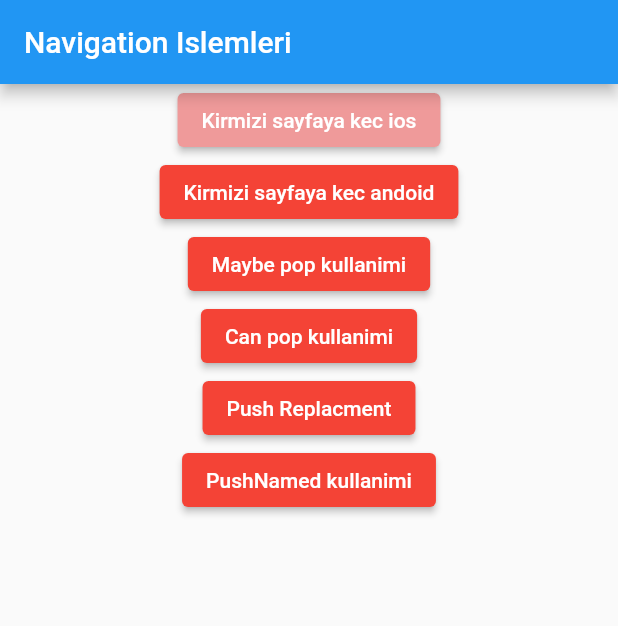
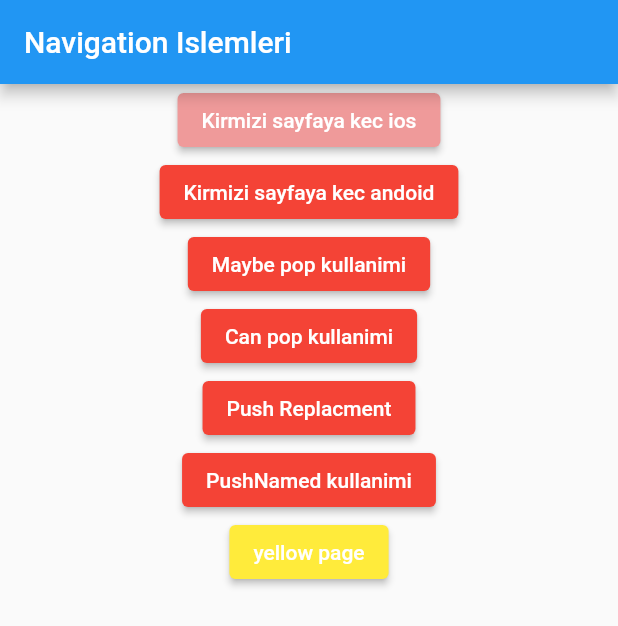
Before and after one commit to nemet92/Navigator_udemy, a Flutter app: the screen it shows after launch, on a phone screen of 412 x 824 dp. Shown: the top 626 px of the screen. Run offline on Flutter 3.47's test engine with Material 2 defaults, Android fonts, the light colour scheme and no system bars.

Commit message:
onGenerated route

```diff
--- a/lib/main.dart
+++ b/lib/main.dart
@@ -1,8 +1,8 @@
 import 'package:flutter/cupertino.dart';
 import 'package:flutter/material.dart';
 import 'package:navigation_udeny/green_page.dart';
-import 'package:navigation_udeny/orange_page.dart';
 import 'package:navigation_udeny/red_page.dart';
+import 'package:navigation_udeny/route_generator.dart';
 
 void main() {
   runApp(const MyApp());
@@ -13,20 +13,21 @@ class MyApp extends StatelessWidget {
 
   @override
   Widget build(BuildContext context) {
-    return MaterialApp(
-      routes: {
-        '/': (context) => const HomePage(),
-        'redPage': ((context) => RedPage()),
-        '/orangePage': (context) => const OrangePage()
-      },
-      //bu hisse olmayan sehife olduqda kecid edilecek
-      onUnknownRoute: ((settings) => MaterialPageRoute(
-          builder: ((context) => Scaffold(
-                appBar: AppBar(
-                  title: const Text("Error"),
-                ),
-                body: const Center(child: Text("Error 404")),
-              )))),
+    return const MaterialApp(
+      // routes: {
+      //   '/': (context) => const HomePage(),
+      //   'redPage': ((context) => RedPage()),
+      //   '/orangePage': (context) => const OrangePage()
+      // },
+      // //bu hisse olmayan sehife olduqda kecid edilecek
+      // onUnknownRoute: ((settings) => MaterialPageRoute(
+      //     builder: ((context) => Scaffold(
+      //           appBar: AppBar(
+      //             title: const Text("Error"),
+      //           ),
+      //           body: const Center(child: Text("Error 404")),
+      //         )))),
+      onGenerateRoute: RouteGenerator.routeGenerator,
       debugShowCheckedModeBanner: false,
       title: 'Navigator lesson',
       // home: const HomePage()
@@ -93,6 +94,12 @@ class HomePage extends StatelessWidget {
                   Navigator.pushNamed(context, 'redPage');
                 },
                 child: const Text("PushNamed kullanimi")),
+            ElevatedButton(
+                style: ElevatedButton.styleFrom(backgroundColor: Colors.yellow),
+                onPressed: () {
+                  Navigator.pushNamed(context, '/yellowPage');
+                },
+                child: const Text("yellow page")),
           ],
         ),
       ),
--- /dev/null
+++ b/lib/route_generator.dart
@@ -0,0 +1,40 @@
+import 'package:flutter/cupertino.dart';
+import 'package:flutter/foundation.dart';
+import 'package:flutter/material.dart';
+import 'package:navigation_udeny/main.dart';
+import 'package:navigation_udeny/orange_page.dart';
+import 'package:navigation_udeny/yellow_page.dart';
+
+class RouteGenerator {
+  static Route<dynamic>? _routeOlustur(Widget gidilecekWidget) {
+    if (defaultTargetPlatform == TargetPlatform.iOS) {
+      return CupertinoPageRoute(builder: (context) => gidilecekWidget);
+    } else if (defaultTargetPlatform == TargetPlatform.android) {
+      return MaterialPageRoute(builder: (context) => gidilecekWidget);
+    } else {
+      return CupertinoPageRoute(builder: (context) => gidilecekWidget);
+    }
+  }
+
+  static Route<dynamic>? routeGenerator(RouteSettings settings) {
+    switch (settings.name) {
+      case '/':
+        return _routeOlustur(const HomePage());
+
+      case '/orangePage':
+        return _routeOlustur(const OrangePage());
+      case '/yellowPage':
+        return _routeOlustur(const YellowPage());
+
+      default:
+        return MaterialPageRoute(
+            builder: (context) => Scaffold(
+                  appBar: AppBar(
+                    title: const Text("Error"),
+                  ),
+                  body: const Center(child: Text("Error 404")),
+                ));
+    }
+    return null;
+  }
+}
```
